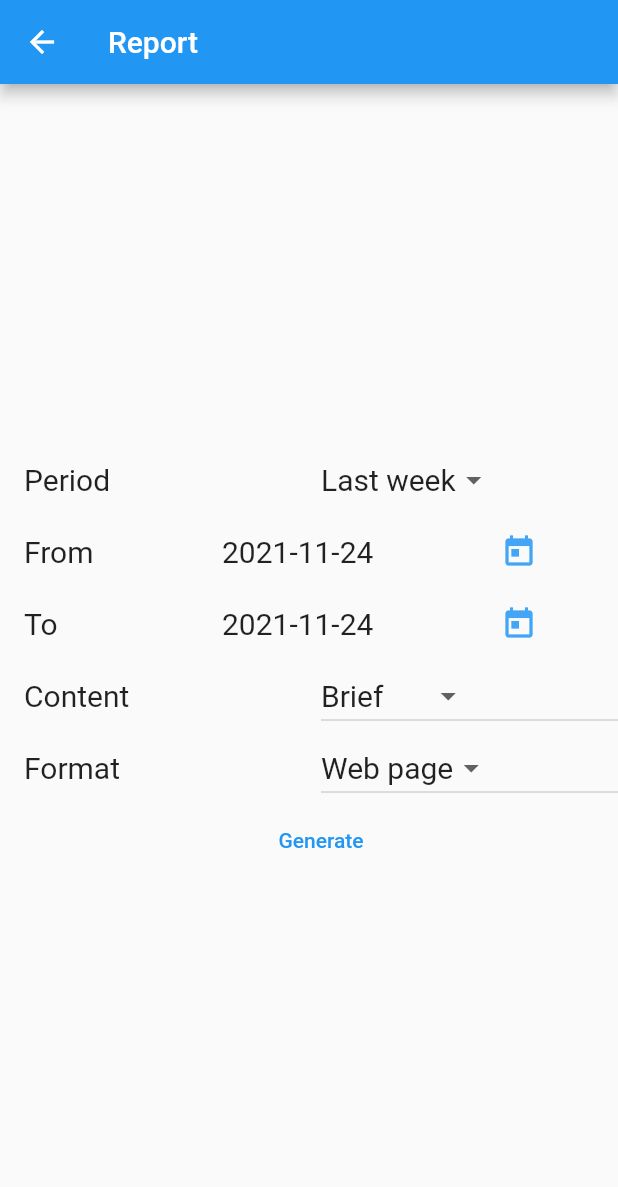
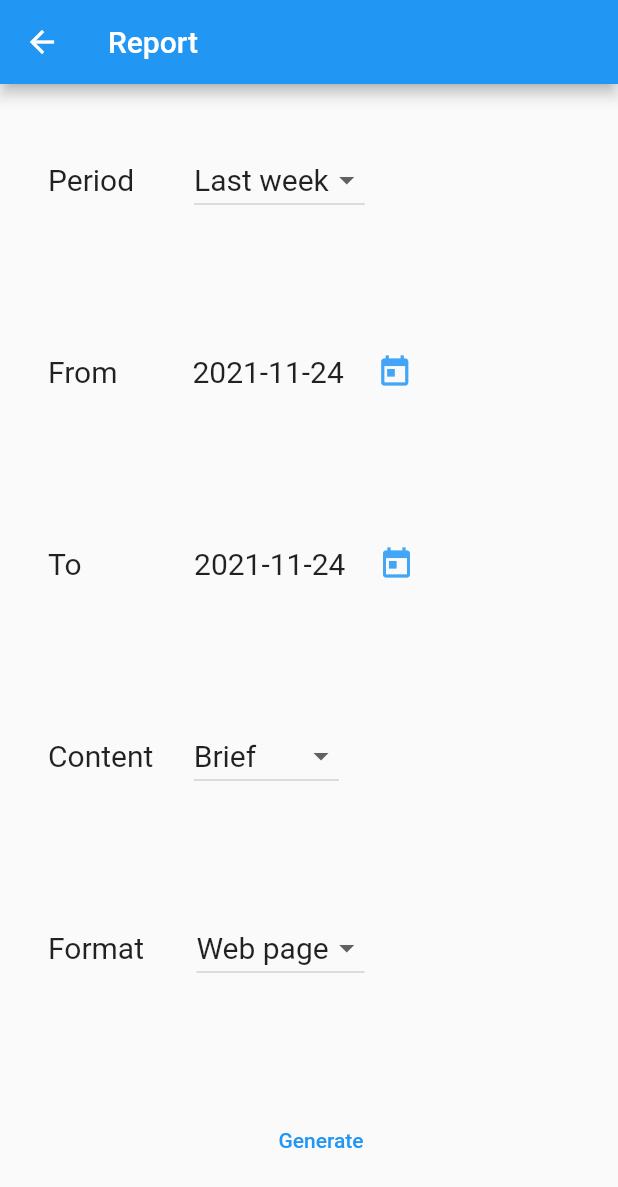
Before and after one commit to gaspar44/time-tracking, a Flutter app: the RegisterPage screen opened directly, on a phone screen of 412 x 824 dp. Shown: the top 1187 px of the screen. Run offline on Flutter 3.47's test engine with Material 2 defaults, Android fonts, the phone set to English and light mode, and no system bars.

Commit message:
Update report good looking

```diff
--- a/codelab_timetracker/lib/formulario.dart
+++ b/codelab_timetracker/lib/formulario.dart
@@ -40,29 +40,24 @@ class _RegisterPageState extends State<RegisterPage> {
         body: new Container(
 
             child: new Column(
-               mainAxisAlignment: MainAxisAlignment.center,
-               crossAxisAlignment: CrossAxisAlignment.center,
+               mainAxisAlignment: MainAxisAlignment.spaceAround,
+               //crossAxisAlignment: CrossAxisAlignment.stretch,
 
                 children: [
 
                   Row(
                     children: <Widget> [
 
-                      Padding(padding: EdgeInsets.all(8.0)),
-                      Expanded(
-                          child: Text('Period'),
-                      ),
+                      Padding(padding: EdgeInsets.all(16.0)),
+                      Text('Period'),
 
-                      Expanded(
+                      SizedBox(width: 40.0),  // Espacio entre titulo y opciones
 
-                          child: DropdownButton<String>(
-                            //isExpanded: true,
-                            underline: Container(width: 5.0),
+                      DropdownButton<String>(
                         value: _selectedLocation,
                         onChanged: (newValue) {
                           setState(() {
                             _selectedLocation = newValue!;
-                                // Funcion
                                 _uploadCalendar(context);
                           });
                         },
@@ -73,6 +68,28 @@ class _RegisterPageState extends State<RegisterPage> {
                           );
                         }).toList(),
                       )
+                    ],
+                  ),
+
+
+                  Row(
+                    children: <Widget> [
+
+                      Padding(padding: EdgeInsets.all(16.0)),
+                      Text('From'),
+
+                      SizedBox(width: 50.0),  // Espacio entre titulo y opciones
+
+                      Text(DateFormat('yyyy-MM-dd').format(selectedTimeFrom)),
+
+                      SizedBox(width: 10.0),  // Espacio entre titulo y opciones
+
+                      IconButton(
+                        icon: Icon(Icons.today, color: Colors.blue.shade400),
+                        onPressed: () {
+                          _selectDate(context);
+                          _selectedLocation = 'Other';
+                        }
                       )
                     ],
                   ),
@@ -81,22 +98,18 @@ class _RegisterPageState extends State<RegisterPage> {
                   Row(
                     children: <Widget> [
 
-                    Padding(padding: EdgeInsets.all(8.0)),
-                    Expanded(
-                      child: Text('From'),
-                    ),
+                      Padding(padding: EdgeInsets.all(16.0)),
+                      Text('To'),
 
-                    Expanded(
-                     child: Text(DateFormat('yyyy-MM-dd').format(selectedTimeFrom)),
-                    ),
+                      SizedBox(width: 75.0),  // Espacio entre titulo y opciones
 
-                    Expanded(
-                        child: IconButton(
+                      Text(DateFormat('yyyy-MM-dd').format(selectedTimeTo)),
+
+                      SizedBox(width: 10.0),  // Espacio entre titulo y opciones
+
+                      IconButton(
                               icon: Icon(Icons.today, color: Colors.blue.shade400),
-                        onPressed: () { _selectDate(context);
-                              _selectedLocation = 'Other';
-                        }
-                      )
+                              onPressed: () => _selectFinalDate(context)
                       )
                     ],
                   ),
@@ -105,36 +118,12 @@ class _RegisterPageState extends State<RegisterPage> {
                   Row(
                     children: <Widget> [
 
-                      Padding(padding: EdgeInsets.all(8.0)),
-                      Expanded(
-                        child: Text('To'),
-                      ),
+                      Padding(padding: EdgeInsets.all(16.0)),
+                      Text('Content'),
 
-                      Expanded(
-                        child: Text(DateFormat('yyyy-MM-dd').format(selectedTimeTo)),
-                      ),
+                      SizedBox(width: 27.0),  // Espacio entre titulo y opciones
 
-                      Expanded(
-
-                          child: IconButton(
-                              icon: Icon(Icons.today, color: Colors.blue.shade400),
-                              onPressed: () => _selectFinalDate(context)
-                          )
-                      )
-                    ],
-                  ),
-
-
-                  Row(
-                    children: <Widget> [
-
-                      Padding(padding: EdgeInsets.all(8.0)),
-                      Expanded(
-                        child: Text('Content'),
-                      ),
-
-                      Expanded(
-                          child: DropdownButton<String>(
+                      DropdownButton<String>(
                             //isExpanded: true,
                             value: _selectedContent,
                             onChanged: (newValue) {
@@ -149,7 +138,6 @@ class _RegisterPageState extends State<RegisterPage> {
                               );
                             }).toList(),
                           )
-                      )
                     ],
                   ),
 
@@ -157,13 +145,12 @@ class _RegisterPageState extends State<RegisterPage> {
                   Row(
                     children: <Widget> [
 
-                      Padding(padding: EdgeInsets.all(8.0)),
-                      Expanded(
-                        child: Text('Format'),
-                      ),
+                      Padding(padding: EdgeInsets.all(16.0)),
+                      Text('Format'),
 
-                      Expanded(
-                          child: DropdownButton<String>(
+                      SizedBox(width: 35.0),  // Espacio entre titulo y opciones
+
+                      DropdownButton<String>(
                             //isExpanded: true,
                             value: _selectedFormat,
                             onChanged: (newValue) {
@@ -177,7 +164,6 @@ class _RegisterPageState extends State<RegisterPage> {
                                 value: location,
                               );
                             }).toList(),
-                          )
                           )
                     ],
                   ),
@@ -214,8 +200,8 @@ class _RegisterPageState extends State<RegisterPage> {
     DateTime today = DateTime.now();
     DateTime yesterday = today.subtract(Duration(days:1));
 
-    DateTime mondayThisWeek = DateTime(today.year, today.month, today.day - today.weekday);
-    DateTime sundayThisWeek = mondayThisWeek.subtract(new Duration(days:-7)); //Preguntar por qué?
+    DateTime mondayThisWeek = DateTime(today.year, today.month, today.day - today.weekday + 1);
+    DateTime sundayThisWeek = mondayThisWeek.subtract(new Duration(days:-6)); //Preguntar por qué?
 
     DateTime mondayLastWeek = mondayThisWeek.subtract(new Duration(days:7));
     DateTime sundayLastWeek = DateTime(today.year, today.month, today.day - today.weekday);
```
Lines whose indentation alone changed are shown as unchanged.
